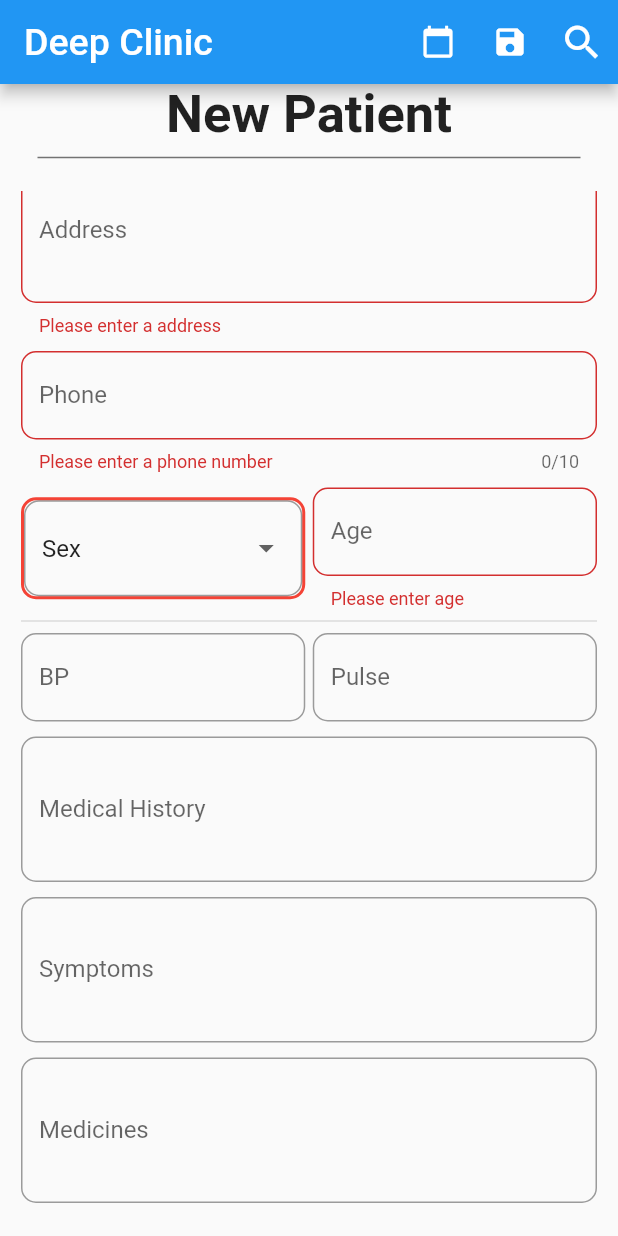
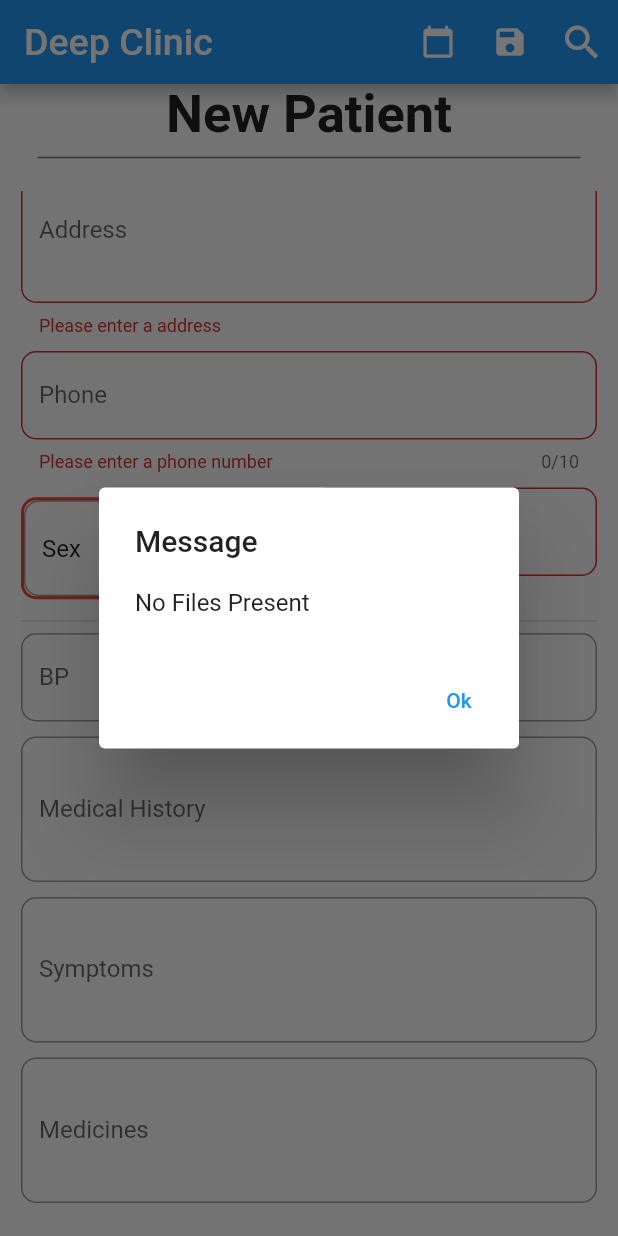
Before and after one commit to vrajbhatt27/clinic, a Flutter app: the screen it shows after launch, scrolled down 113 dp, after a tap on "Save", after a tap on the "save" icon, on a phone screen of 412 x 824 dp. Run offline on Flutter 3.47's test engine with Material 2 defaults, Android fonts, the phone set to English and light mode, and no system bars; our stand-ins replace hive, permission_handler; accounts and stored records are empty.

Commit message:
Bugs solved.

```diff
--- a/lib/Screens/home.dart
+++ b/lib/Screens/home.dart
@@ -95,12 +95,12 @@ class _MyHomePageState extends State<MyHomePage> {
     _amountCtrl.dispose();
   }
 
-  showDialogBox() {
+  showDialogBox(String m1, String m2) {
     showDialog(
       context: context,
       builder: (ctx) => AlertDialog(
-        title: Text("Message"),
-        content: Text("New Patient Added"),
+        title: Text(m1),
+        content: Text(m2),
         actions: [
           TextButton(
             onPressed: () {
@@ -123,13 +123,7 @@ class _MyHomePageState extends State<MyHomePage> {
       context: context,
       builder: (ctx) => AlertDialog(
         title: Text("The app will be closed."),
-        content: Column(
-          children: [
-            Text(s1),
-            Text(s2),
-            Text("Please restart the app to continue."),
-          ],
-        ),
+        content: Text("$s1\n$s2\nPlease Restart the app to continue"),
         actions: [
           TextButton(
             onPressed: () {
@@ -181,17 +175,19 @@ class _MyHomePageState extends State<MyHomePage> {
       "amount": _amountCtrl.text,
     };
 
+    var d = DateTime.now().toString().split(" ").toList()[0];
+    d = d.split("-").reversed.toList().join("-");
     var date = {
-      DateTime.now().toString().split(" ").toList()[0]: {
+      d: {
         "pid": data["id"],
-        "amount": (_amountCtrl.text == "") ? 0 : int.parse(_amountCtrl.text),
+        "amount": (_amountCtrl.text == "") ? 0 : double.parse(_amountCtrl.text),
       },
     };
 
     Provider.of<Patients>(context, listen: false).addData(data);
     Provider.of<Patients>(context, listen: false).addDate(date);
 
-    showDialogBox();
+    showDialogBox("Message", "New Patient Added");
   }
 
   @override
@@ -245,6 +241,8 @@ class _MyHomePageState extends State<MyHomePage> {
               }
               if (task1 || task2) {
                 exitApp(s1, s2);
+              } else {
+                showDialogBox("Message", "No Files Present");
               }
             },
           ),
@@ -558,7 +556,13 @@ class _MyHomePageState extends State<MyHomePage> {
                             Container(
                               margin: EdgeInsets.only(left: 180),
                               child: ElevatedButton(
-                                onPressed: _saveForm,
+                                onPressed: () {
+                                  try {
+                                    _saveForm();
+                                  } catch (e) {
+                                    showDialogBox("Error", e.toString());
+                                  }
+                                },
                                 child: Text("Save"),
                               ),
                             ),
```
